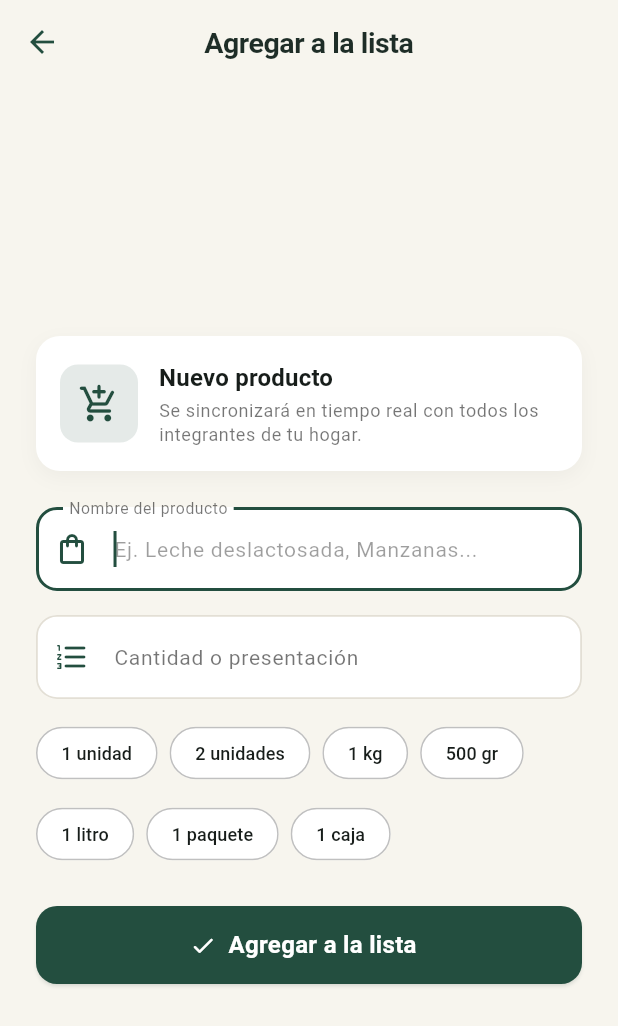
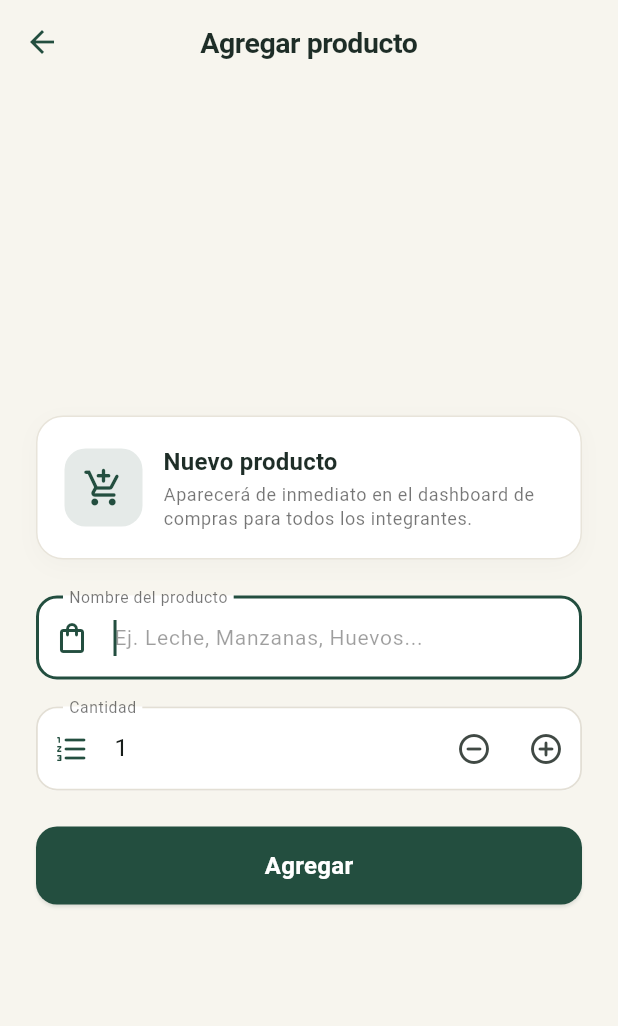
Before and after one commit to JaquelineCamarillo/EasyHome, a Flutter app: the AgregarProductoScreen screen opened by its route, on a phone screen of 412 x 824 dp. Shown: the top 1026 px of the screen. Run offline on Flutter 3.47's test engine with Material 3 defaults, Android fonts, the phone set to English and light mode, and no system bars; our stand-ins replace cloud_firestore, firebase_auth, firebase_core; accounts and stored records are empty.

Commit message:
feat: formulario para agregar producto a la lista de compras (#10)
- Campo de texto obligatorio para el nombre del producto
- Campo numérico para la cantidad con valor por defecto 1 y validación de entero mayor a 0
- Botón Agregar con guardado en Firestore (agregadoPor, fechaCreacion, comprado: false)
- Limpieza del formulario y navegación de regreso al dashboard
- Pruebas unitarias y de widgets para todas las reglas de validación y guardado

```diff
--- a/lib/models/producto.dart
+++ b/lib/models/producto.dart
@@ -8,17 +8,20 @@ class Producto {
     required this.nombre,
     required this.cantidad,
     this.comprado = false,
-    this.creadoPor,
+    this.agregadoPor,
     this.fechaCreacion,
   });
 
   final String id;
   final String hogarId;
   final String nombre;
-  final String cantidad;
+  final int cantidad;
   final bool comprado;
-  final String? creadoPor;
+  final String? agregadoPor;
   final DateTime? fechaCreacion;
+
+  /// Compatibilidad hacia atrás si algún componente busca `creadoPor`.
+  String? get creadoPor => agregadoPor;
 
   factory Producto.fromMap(String id, Map<String, dynamic> data) {
     DateTime? fecha;
@@ -29,13 +32,23 @@ class Producto {
       fecha = rawFecha;
     }
 
+    int cant = 1;
+    final rawCant = data['cantidad'];
+    if (rawCant is int) {
+      cant = rawCant;
+    } else if (rawCant is num) {
+      cant = rawCant.toInt();
+    } else if (rawCant is String) {
+      cant = int.tryParse(rawCant) ?? 1;
+    }
+
     return Producto(
       id: id,
       hogarId: (data['hogarId'] as String?) ?? '',
       nombre: (data['nombre'] as String?) ?? '',
-      cantidad: (data['cantidad']?.toString()) ?? '',
+      cantidad: cant,
       comprado: (data['comprado'] as bool?) ?? false,
-      creadoPor: data['creadoPor'] as String?,
+      agregadoPor: (data['agregadoPor'] as String?) ?? (data['creadoPor'] as String?),
       fechaCreacion: fecha,
     );
   }
@@ -46,7 +59,7 @@ class Producto {
       'nombre': nombre,
       'cantidad': cantidad,
       'comprado': comprado,
-      if (creadoPor != null) 'creadoPor': creadoPor,
+      if (agregadoPor != null) 'agregadoPor': agregadoPor,
       if (fechaCreacion != null)
         'fechaCreacion': Timestamp.fromDate(fechaCreacion!),
     };
@@ -56,9 +69,9 @@ class Producto {
     String? id,
     String? hogarId,
     String? nombre,
-    String? cantidad,
+    int? cantidad,
     bool? comprado,
-    String? creadoPor,
+    String? agregadoPor,
     DateTime? fechaCreacion,
   }) {
     return Producto(
@@ -67,7 +80,7 @@ class Producto {
       nombre: nombre ?? this.nombre,
       cantidad: cantidad ?? this.cantidad,
       comprado: comprado ?? this.comprado,
-      creadoPor: creadoPor ?? this.creadoPor,
+      agregadoPor: agregadoPor ?? this.agregadoPor,
       fechaCreacion: fechaCreacion ?? this.fechaCreacion,
     );
   }
--- a/lib/screens/agregar_producto_screen.dart
+++ b/lib/screens/agregar_producto_screen.dart
@@ -1,4 +1,5 @@
 import 'package:flutter/material.dart';
+import 'package:flutter/services.dart';
 
 import '../services/compras_service.dart';
 import '../services/hogar_service.dart';
@@ -24,7 +25,7 @@ class AgregarProductoScreen extends StatefulWidget {
 class _AgregarProductoScreenState extends State<AgregarProductoScreen> {
   final _formKey = GlobalKey<FormState>();
   final _nombreCtrl = TextEditingController();
-  final _cantidadCtrl = TextEditingController();
+  final _cantidadCtrl = TextEditingController(text: '1');
 
   late final ComprasService _compras =
       widget.comprasService ?? ComprasService();
@@ -34,16 +35,6 @@ class _AgregarProductoScreenState extends State<AgregarProductoScreen> {
   bool _cargando = false;
   String? _errorGeneral;
 
-  static const List<String> _sugerenciasCantidad = [
-    '1 unidad',
-    '2 unidades',
-    '1 kg',
-    '500 gr',
-    '1 litro',
-    '1 paquete',
-    '1 caja',
-  ];
-
   @override
   void dispose() {
     _nombreCtrl.dispose();
@@ -51,9 +42,30 @@ class _AgregarProductoScreenState extends State<AgregarProductoScreen> {
     super.dispose();
   }
 
+  void _ajustarCantidad(int delta) {
+    final actual = int.tryParse(_cantidadCtrl.text) ?? 1;
+    final nuevo = actual + delta;
+    if (nuevo >= 1) {
+      setState(() {
+        _cantidadCtrl.text = nuevo.toString();
+        _errorGeneral = null;
+      });
+    }
+  }
+
+  void _limpiarFormulario() {
+    _nombreCtrl.clear();
+    _cantidadCtrl.text = '1';
+  }
+
   Future<void> _guardarProducto() async {
     if (!(_formKey.currentState?.validate() ?? false) || _cargando) return;
     FocusScope.of(context).unfocus();
+
+    final cantidadEntera = int.tryParse(_cantidadCtrl.text.trim());
+    if (cantidadEntera == null || cantidadEntera <= 0) {
+      return;
+    }
 
     setState(() {
       _cargando = true;
@@ -74,17 +86,23 @@ class _AgregarProductoScreenState extends State<AgregarProductoScreen> {
       await _compras.agregarProducto(
         hogarId: hogarId,
         nombre: _nombreCtrl.text,
-        cantidad: _cantidadCtrl.text,
+        cantidad: cantidadEntera,
       );
 
       if (!mounted) return;
+
+      // Limpiar formulario antes de regresar
+      _limpiarFormulario();
+
       ScaffoldMessenger.of(context).showSnackBar(
         const SnackBar(
           content: Text('Producto agregado con éxito'),
-          backgroundColor: Color(0xFF2F5446),
+          backgroundColor: Color(0xFF234E3F),
           duration: Duration(seconds: 2),
         ),
       );
+
+      // Regresar al dashboard (#9)
       Navigator.of(context).pop(true);
     } on ComprasException catch (e) {
       if (!mounted) return;
@@ -110,30 +128,31 @@ class _AgregarProductoScreenState extends State<AgregarProductoScreen> {
         backgroundColor: Colors.transparent,
         scrolledUnderElevation: 0,
         title: const Text(
-          'Agregar a la lista',
+          'Agregar producto',
           style: TextStyle(fontWeight: FontWeight.bold),
         ),
       ),
       body: SafeArea(
         child: Center(
           child: SingleChildScrollView(
-            padding: const EdgeInsets.symmetric(horizontal: 24, vertical: 16),
+            padding: const EdgeInsets.symmetric(horizontal: 24, vertical: 20),
             child: ConstrainedBox(
-              constraints: const BoxConstraints(maxWidth: 480),
+              constraints: const BoxConstraints(maxWidth: 460),
               child: Form(
                 key: _formKey,
                 child: Column(
                   crossAxisAlignment: CrossAxisAlignment.stretch,
                   children: [
                     Container(
-                      padding: const EdgeInsets.all(16),
+                      padding: const EdgeInsets.all(18),
                       decoration: BoxDecoration(
                         color: Colors.white,
-                        borderRadius: BorderRadius.circular(16),
+                        borderRadius: BorderRadius.circular(18),
+                        border: Border.all(color: const Color(0xFFE8E4DA)),
                         boxShadow: const [
                           BoxShadow(
-                            color: Color(0x0A000000),
-                            blurRadius: 10,
+                            color: Color(0x06000000),
+                            blurRadius: 12,
                             offset: Offset(0, 4),
                           ),
                         ],
@@ -144,7 +163,7 @@ class _AgregarProductoScreenState extends State<AgregarProductoScreen> {
                             padding: const EdgeInsets.all(12),
                             decoration: BoxDecoration(
                               color: tema.colorScheme.primary.withValues(alpha: 0.12),
-                              borderRadius: BorderRadius.circular(12),
+                              borderRadius: BorderRadius.circular(14),
                             ),
                             child: Icon(
                               Icons.add_shopping_cart_rounded,
@@ -161,11 +180,12 @@ class _AgregarProductoScreenState extends State<AgregarProductoScreen> {
                                   'Nuevo producto',
                                   style: tema.textTheme.titleMedium?.copyWith(
                                     fontWeight: FontWeight.bold,
+                                    color: const Color(0xFF1E2D27),
                                   ),
                                 ),
                                 const SizedBox(height: 2),
                                 Text(
-                                  'Se sincronizará en tiempo real con todos los integrantes de tu hogar.',
+                                  'Aparecerá de inmediato en el dashboard de compras para todos los integrantes.',
                                   style: tema.textTheme.bodySmall?.copyWith(
                                     color: Colors.black54,
                                   ),
@@ -185,7 +205,7 @@ class _AgregarProductoScreenState extends State<AgregarProductoScreen> {
                       textInputAction: TextInputAction.next,
                       decoration: InputDecoration(
                         labelText: 'Nombre del producto',
-                        hintText: 'Ej. Leche deslactosada, Manzanas...',
+                        hintText: 'Ej. Leche, Manzanas, Huevos...',
                         prefixIcon: Icon(
                           Icons.shopping_bag_outlined,
                           color: tema.colorScheme.primary,
@@ -194,72 +214,75 @@ class _AgregarProductoScreenState extends State<AgregarProductoScreen> {
                       validator: Validators.nombreProducto,
                       onChanged: (_) => setState(() => _errorGeneral = null),
                     ),
-                    const SizedBox(height: 16),
+                    const SizedBox(height: 18),
                     TextFormField(
                       key: const Key('campo_cantidad_producto'),
                       controller: _cantidadCtrl,
+                      keyboardType: TextInputType.number,
                       textInputAction: TextInputAction.done,
+                      inputFormatters: [
+                        FilteringTextInputFormatter.digitsOnly,
+                      ],
                       decoration: InputDecoration(
-                        labelText: 'Cantidad o presentación',
-                        hintText: 'Ej. 2 litros, 1 kg, 6 piezas...',
+                        labelText: 'Cantidad',
                         prefixIcon: Icon(
                           Icons.format_list_numbered_rounded,
                           color: tema.colorScheme.primary,
+                        ),
+                        suffixIcon: Row(
+                          mainAxisSize: MainAxisSize.min,
+                          children: [
+                            IconButton(
+                              key: const Key('boton_decrementar_cantidad'),
+                              tooltip: 'Disminuir',
+                              icon: const Icon(Icons.remove_circle_outline_rounded),
+                              onPressed: () => _ajustarCantidad(-1),
+                            ),
+                            IconButton(
+                              key: const Key('boton_incrementar_cantidad'),
+                              tooltip: 'Aumentar',
+                              icon: const Icon(Icons.add_circle_outline_rounded),
+                              onPressed: () => _ajustarCantidad(1),
+                            ),
+                          ],
                         ),
                       ),
                       validator: Validators.cantidadProducto,
                       onChanged: (_) => setState(() => _errorGeneral = null),
                       onFieldSubmitted: (_) => _guardarProducto(),
                     ),
-                    const SizedBox(height: 12),
-                    Wrap(
-                      spacing: 8,
-                      runSpacing: 6,
-                      children: _sugerenciasCantidad.map((sug) {
-                        return ActionChip(
-                          label: Text(
-                            sug,
-                            style: const TextStyle(fontSize: 12),
-                          ),
-                          backgroundColor: Colors.white,
-                          shape: RoundedRectangleBorder(
-                            borderRadius: BorderRadius.circular(20),
-                            side: const BorderSide(
-                              color: Color(0x22000000),
-                              width: 1,
-                            ),
-                          ),
-                          onPressed: () {
-                            setState(() {
-                              _cantidadCtrl.text = sug;
-                              _errorGeneral = null;
-                            });
-                          },
-                        );
-                      }).toList(),
-                    ),
                     const SizedBox(height: 24),
                     if (_errorGeneral != null) ...[
                       Container(
-                        padding: const EdgeInsets.all(12),
+                        padding: const EdgeInsets.symmetric(
+                            horizontal: 14, vertical: 10),
                         decoration: BoxDecoration(
                           color: tema.colorScheme.error.withValues(alpha: 0.1),
                           borderRadius: BorderRadius.circular(10),
                         ),
+                        child: Row(
+                          children: [
+                            Icon(Icons.error_outline_rounded,
+                                size: 18, color: tema.colorScheme.error),
+                            const SizedBox(width: 8),
+                            Expanded(
                               child: Text(
                                 _errorGeneral!,
                                 key: const Key('error_general_producto'),
-                          textAlign: TextAlign.center,
                                 style: TextStyle(
                                   color: tema.colorScheme.error,
+                                  fontSize: 13,
                                   fontWeight: FontWeight.w500,
                                 ),
                               ),
                             ),
-                      const SizedBox(height: 16),
                           ],
-                    FilledButton.icon(
-                      key: const Key('boton_guardar_producto'),
+                        ),
+                      ),
+                      const SizedBox(height: 18),
+                    ],
+                    FilledButton(
+                      key: const Key('boton_agregar'),
                       onPressed: _cargando ? null : _guardarProducto,
                       style: FilledButton.styleFrom(
                         minimumSize: const Size.fromHeight(52),
@@ -267,7 +290,7 @@ class _AgregarProductoScreenState extends State<AgregarProductoScreen> {
                           borderRadius: BorderRadius.circular(14),
                         ),
                       ),
-                      icon: _cargando
+                      child: _cargando
                           ? const SizedBox(
                               width: 20,
                               height: 20,
@@ -276,10 +299,9 @@ class _AgregarProductoScreenState extends State<AgregarProductoScreen> {
                                 color: Colors.white,
                               ),
                             )
-                          : const Icon(Icons.check_rounded),
-                      label: Text(
-                        _cargando ? 'Guardando...' : 'Agregar a la lista',
-                        style: const TextStyle(
+                          : const Text(
+                              'Agregar',
+                              style: TextStyle(
                                 fontSize: 16,
                                 fontWeight: FontWeight.bold,
                               ),
--- a/lib/screens/dashboard_screen.dart
+++ b/lib/screens/dashboard_screen.dart
@@ -458,7 +458,7 @@ class _ProductoCard extends StatelessWidget {
                             : TextDecoration.none,
                       ),
                     ),
-                    if (producto.cantidad.isNotEmpty) ...[
+                    if (producto.cantidad > 0) ...[
                       const SizedBox(height: 3),
                       Row(
                         children: [
```
Also changed, not shown: lib/services/compras_service.dart (+4 -4 lines), lib/utils/validators.dart (+8 -3 lines), 3 other files. Lines whose indentation alone changed are shown as unchanged.
